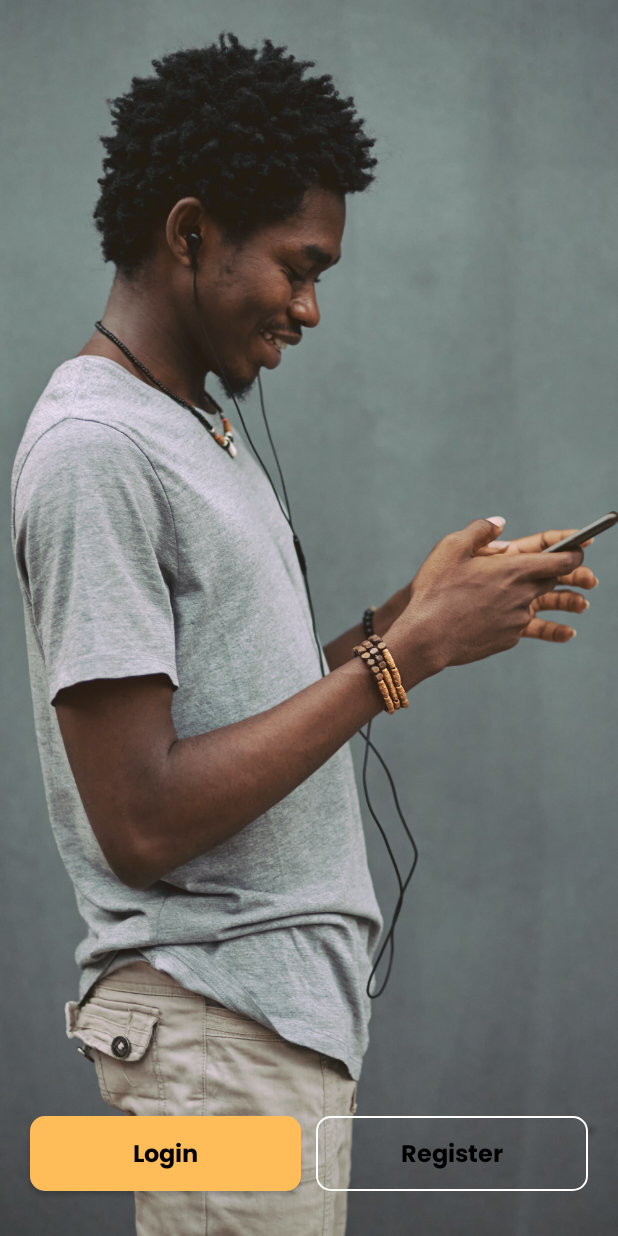
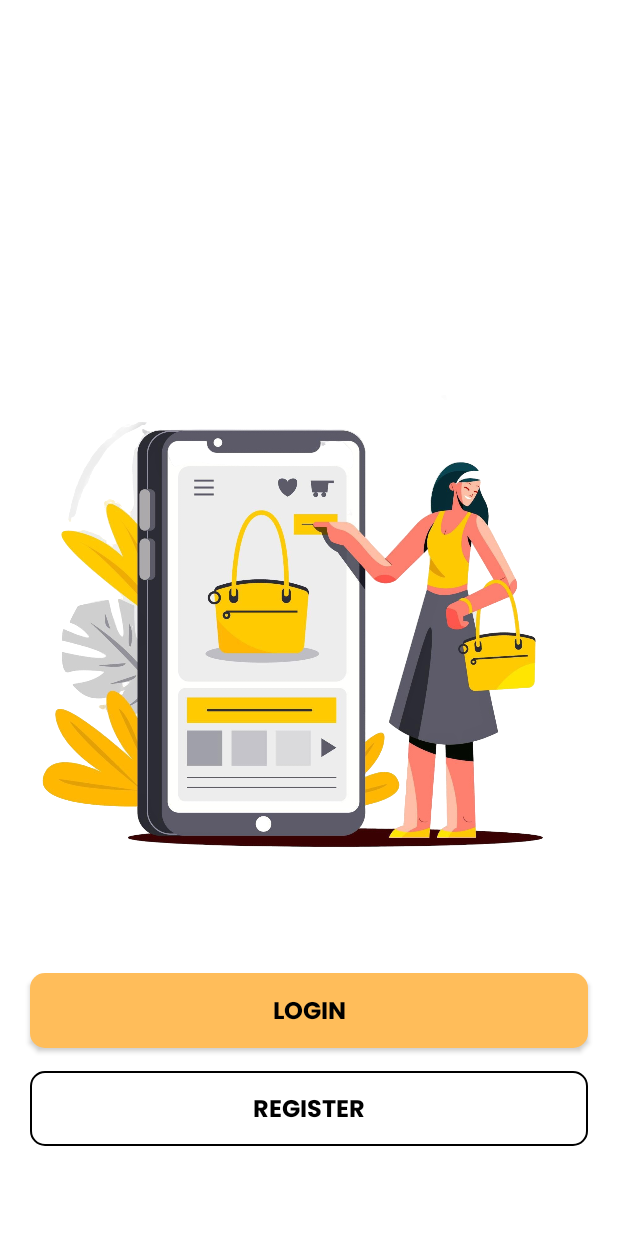
Before and after one commit to YasiraBanuka/ShopCart--E-Commerce-App--Kotlin, an Android app built with Jetpack Compose: the composable WelcomeScreen shown on its own in the app's theme, on a phone screen of 412 x 824 dp. Run offline under Robolectric (Android 15) with nearby library versions, the phone set to English and light mode, and no system bars; our stand-ins replace accompanist; libraries missing offline, so code that uses them is left out: com.ramcosta.composedestinations; 2 statements that could not run were skipped.

Commit message:
modified welcome sreenc

```diff
--- a/app/src/main/java/com/yasirabanuka/shopcart/presentation/screens/auth/welcome/WelcomeScreen.kt
+++ b/app/src/main/java/com/yasirabanuka/shopcart/presentation/screens/auth/welcome/WelcomeScreen.kt
@@ -21,12 +21,6 @@ import com.yasirabanuka.shopcart.ui.theme.welcomeStatusBarColor
 import com.ramcosta.composedestinations.annotation.Destination
 import com.ramcosta.composedestinations.navigation.DestinationsNavigator
 
-/**
- * @created 29/06/2022 - 9:17 PM
- * @project BuyCart
- * @author  ifechukwu.udorji
- */
-
 @Destination
 @Composable
 fun WelcomeScreen(
@@ -40,14 +34,15 @@ fun WelcomeScreen(
 
     Box(modifier = Modifier.fillMaxSize()) {
         Image(
-            painter = painterResource(id = R.drawable.banner_image),
+            painter = painterResource(id = R.drawable.welcome_image),
             contentDescription = null,
-            modifier = Modifier.fillMaxSize(),
-            contentScale = ContentScale.Crop
+            modifier = Modifier.fillMaxSize().align(Alignment.TopCenter),
+            contentScale = ContentScale.Inside
         )
 
-        Row(
-            horizontalArrangement = Arrangement.SpaceEvenly,
+        Column(
+            verticalArrangement = Arrangement.Bottom,
+            horizontalAlignment = Alignment.CenterHorizontally,
             modifier = Modifier
                 .fillMaxWidth()
                 .padding(horizontal = 20.dp, vertical = 30.dp)
@@ -56,28 +51,30 @@ fun WelcomeScreen(
             Button(
                 modifier = Modifier
                     .height(50.dp)
-                    .weight(1f),
+                    .fillMaxWidth(),
                 shape = RoundedCornerShape(10.dp),
                 onClick = { navigator.navigate(LoginScreenDestination) }
             ) {
-                Text(text = "Login", style = MaterialTheme.typography.button)
+                Text(text = "LOGIN", style = MaterialTheme.typography.button)
             }
 
-            Spacer(modifier = Modifier.width(10.dp))
+            Spacer(modifier = Modifier.height(15.dp))
 
             OutlinedButton(
                 modifier = Modifier
                     .height(50.dp)
-                    .weight(1f),
+                    .fillMaxWidth(),
                 shape = RoundedCornerShape(10.dp),
-                border = BorderStroke(width = 1.dp, color = Color.White),
+                border = BorderStroke(width = 1.dp, color = Color.Black),
                 colors = ButtonDefaults.outlinedButtonColors(
                     backgroundColor = Color.Transparent
                 ),
                 onClick = { navigator.navigate(RegisterScreenDestination) }
             ) {
-                Text(text = "Register", style = MaterialTheme.typography.button)
+                Text(text = "REGISTER", style = MaterialTheme.typography.button)
             }
+
+            Spacer(modifier = Modifier.height(30.dp))
         }
     }
 }
```
Also changed, not shown: app/src/main/res/drawable/welcome_image.png (added).
